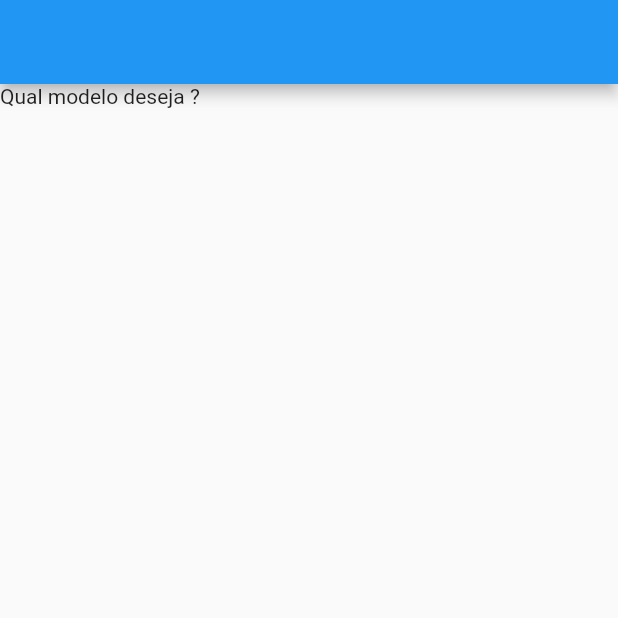
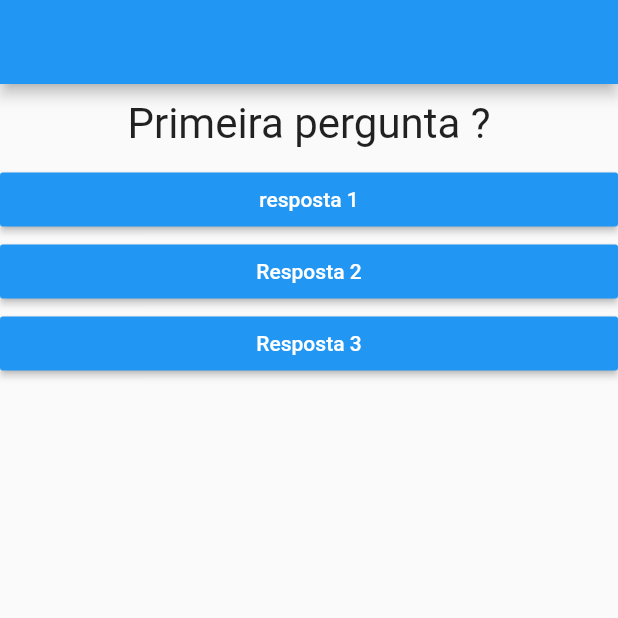
Before and after one commit to Pires1945/meu_app_2, a Flutter app: the screen it shows after launch, on a phone screen of 412 x 824 dp, the top half of it. Run offline on Flutter 3.47's test engine with Material 2 defaults, Android fonts, the phone set to English and light mode, and no system bars.

Commit message:
Criadas as respostas

```diff
--- a/meu_app_2/lib/main.dart
+++ b/meu_app_2/lib/main.dart
@@ -1,28 +1,46 @@
 import 'package:flutter/material.dart';
 import 'questao.dart';
+import 'resposta.dart';
 
 main() {
   runApp(MeuApp());
 }
 
 class _MeuAppState extends State<MeuApp> {
+  var _perguntaSelecionada = 0;
+
+  void _responder() {
+    setState(() {
+      _perguntaSelecionada++;
+    });
+  }
+
   Widget build(BuildContext context) {
     final List<Map<String, Object>> perguntas = [
       {
-        'texto': 'Qual modelo deseja ?',
-        'resposta': ['Mustang', 'Camaro', 'Charger']
+        'texto': 'Primeira pergunta ?',
+        'resposta': ['resposta 1', 'Resposta 2', 'Resposta 3']
       },
       {
-        'texto': 'Qual a cor deseja ?',
-        'resposta': ['Preto', 'Vermelho', 'Azul', 'Amarelo']
+        'texto': 'Segunda pergunta ?',
+        'resposta': ['Resposta 1', 'Resposta 2', 'Resposta 3']
+      },
+      {
+        'texto': 'Terceira pergunta ? ',
+        'resposta': ['Resposta 1', 'Resposta 2', 'Resposta 3']
       }
     ];
+
+    List<String> respostas = perguntas[_perguntaSelecionada].cast()['resposta'];
 
     return MaterialApp(
       home: Scaffold(
         appBar: AppBar(),
         body: Column(
-          children: <Widget>[Questao(perguntas[0]['texto'].toString())],
+          children: <Widget>[
+            Questao(perguntas[_perguntaSelecionada]['texto'].toString()),
+            ...respostas.map((t) => Resposta(t, _responder)).toList()
+          ],
         ),
       ),
     );
--- a/meu_app_2/lib/questao.dart
+++ b/meu_app_2/lib/questao.dart
@@ -5,10 +5,16 @@ class Questao extends StatelessWidget {
 
   Questao(this.texto);
 
+  @override
   Widget build(BuildContext context) {
     return Container(
       width: double.infinity,
-      child: Text(texto),
+      margin: EdgeInsets.all(10),
+      child: Text(
+        texto,
+        style: TextStyle(fontSize: 28),
+        textAlign: TextAlign.center,
+      ),
     );
   }
 }
--- /dev/null
+++ b/meu_app_2/lib/resposta.dart
@@ -0,0 +1,20 @@
+import 'package:flutter/material.dart';
+
+class Resposta extends StatelessWidget {
+  final String texto;
+  final void Function() quandoselecionada;
+
+  Resposta(this.texto, this.quandoselecionada);
+
+  Widget build(BuildContext context) {
+    return Container(
+      width: double.infinity,
+      child: RaisedButton(
+        color: Colors.blue,
+        textColor: Colors.white,
+        onPressed: quandoselecionada,
+        child: Text(texto),
+      ),
+    );
+  }
+}
```
